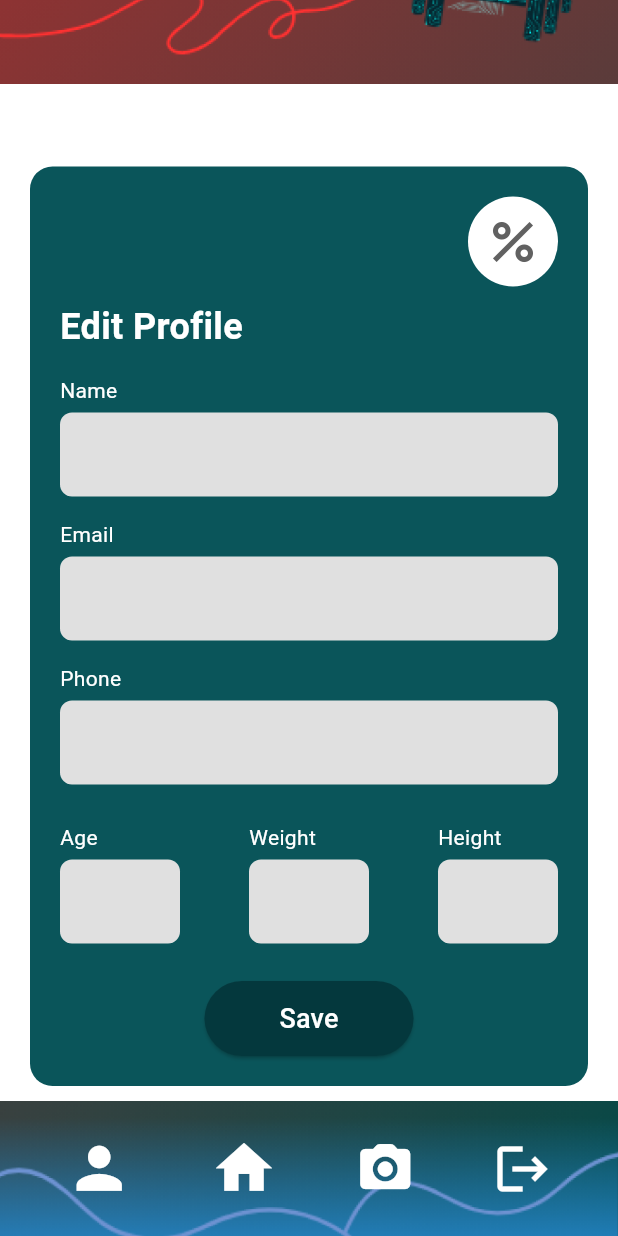
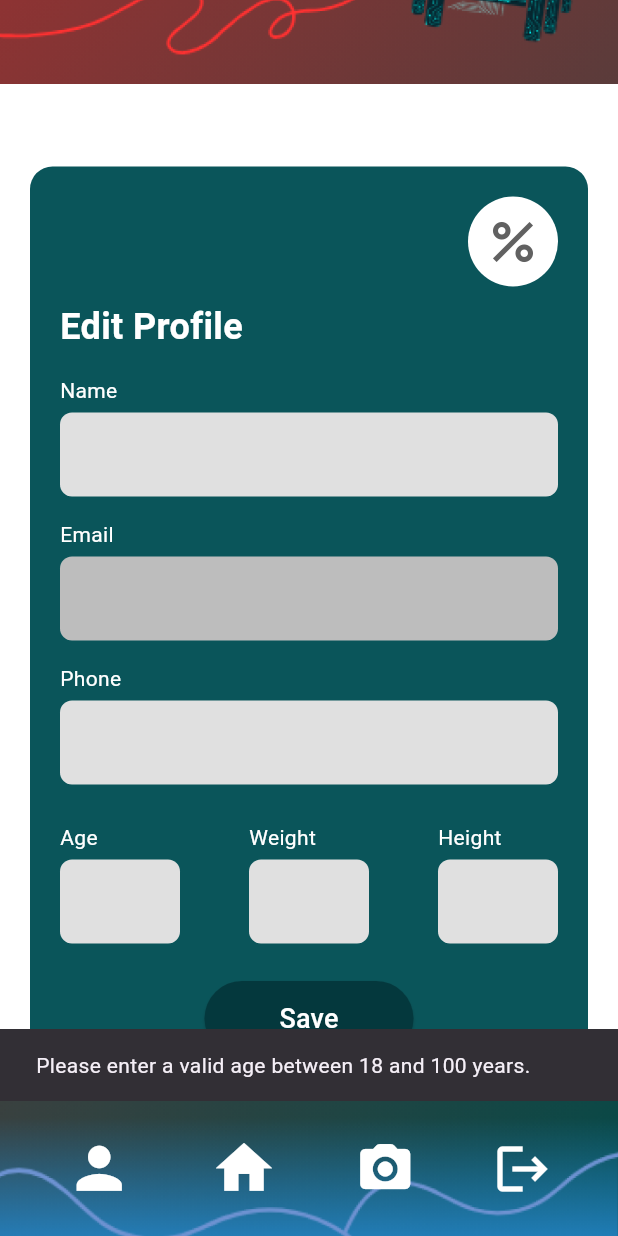
Before and after one commit to Reham-Fagih/My-Trainer, a Flutter app: the ProfilePage screen opened by its route, scrolled down 99 dp, after a tap on "Save", on a phone screen of 412 x 824 dp. Run offline on Flutter 3.47's test engine with Material 3 defaults, Android fonts, the phone set to English and light mode, and no system bars; our stand-ins replace flutter_dotenv, image_picker, shared_preferences; accounts and stored records are empty; network calls fail.

```diff
--- a/lib/views/profile.dart
+++ b/lib/views/profile.dart
@@ -84,6 +84,41 @@ class _ProfilePageState extends State<ProfilePage> {
   }
 
   Future<void> updateUserData() async {
+    // Basic client-side validation
+    final age = int.tryParse(ageController.text.trim());
+    final weight = double.tryParse(weightController.text.trim());
+    final height = double.tryParse(heightController.text.trim());
+
+    if (age == null || age < 18 || age > 100) {
+      ScaffoldMessenger.of(context).showSnackBar(
+        const SnackBar(
+          content: Text("Please enter a valid age between 18 and 100 years."),
+        ),
+      );
+      return;
+    }
+
+    // Simple reasonable ranges; you can tweak as needed
+    if (weight == null || weight < 30 || weight > 300) {
+      ScaffoldMessenger.of(context).showSnackBar(
+        const SnackBar(
+          content: Text(
+              "Please enter a reasonable weight between 30 kg and 300 kg."),
+        ),
+      );
+      return;
+    }
+
+    if (height == null || height < 100 || height > 250) {
+      ScaffoldMessenger.of(context).showSnackBar(
+        const SnackBar(
+          content: Text(
+              "Please enter a reasonable height between 100 cm and 250 cm."),
+        ),
+      );
+      return;
+    }
+
     try {
       final response = await http.put(
         // Match the same backend base URL/port used in fetchUserData
@@ -94,12 +129,13 @@ class _ProfilePageState extends State<ProfilePage> {
         },
         body: json.encode({
           "name": nameController.text,
+          // Email is read-only in the UI; don't send edited value back
           "email": emailController.text,
           "phone": phoneController.text,
           // Send numeric fields as numbers where possible for better type safety
-          "age": int.tryParse(ageController.text),
-          "weight": double.tryParse(weightController.text),
-          "height": double.tryParse(heightController.text),
+          "age": age,
+          "weight": weight,
+          "height": height,
         }),
       );
 
@@ -287,9 +323,10 @@ class _ProfilePageState extends State<ProfilePage> {
           const SizedBox(height: 5),
           TextField(
             controller: controller,
+            readOnly: label == "Email", // Email field is not editable
             decoration: InputDecoration(
               filled: true,
-              fillColor: Colors.grey[300],
+              fillColor: label == "Email" ? Colors.grey[400] : Colors.grey[300],
               border: OutlineInputBorder(
                 borderRadius: BorderRadius.circular(8),
                 borderSide: BorderSide.none,
```
Also changed, not shown: lib/views/sign_up.dart (+12 -4 lines).
